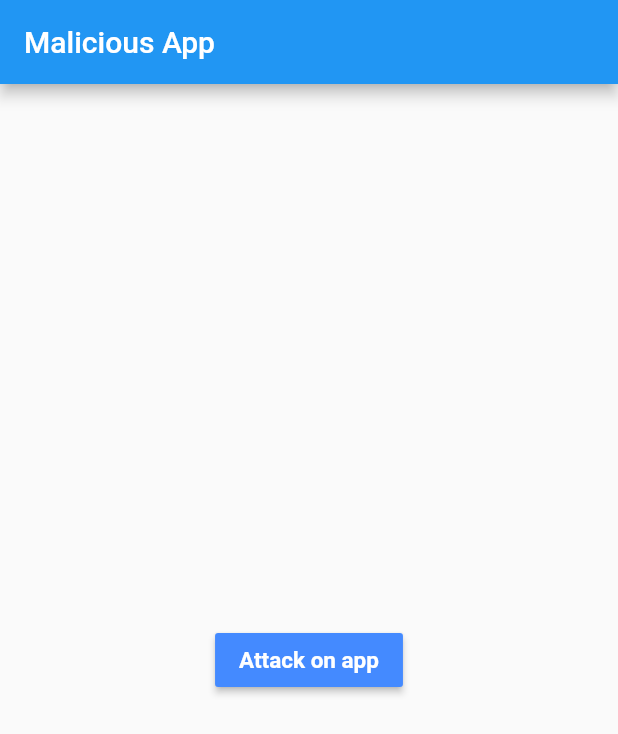
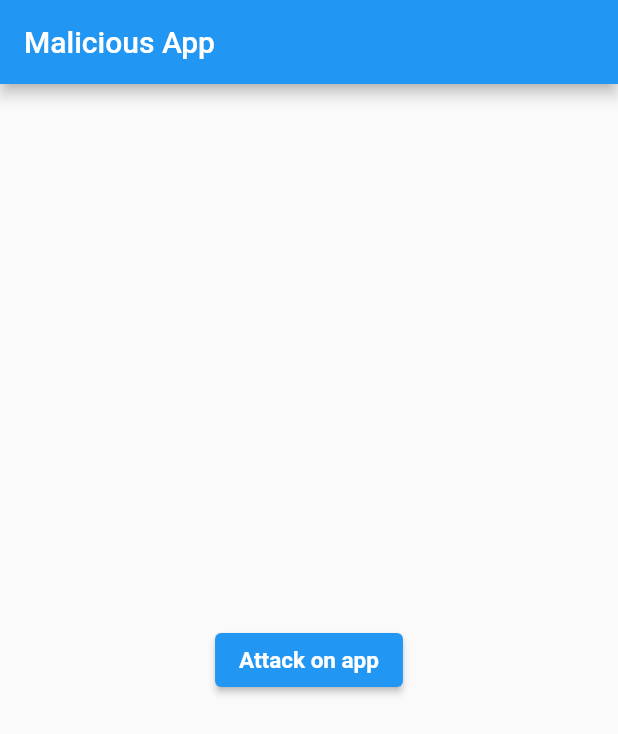
Before and after one commit to anuragkotwal/malicious_app, a Flutter app: the screen it shows after launch, on a phone screen of 412 x 824 dp. Shown: the top 734 px of the screen. Run offline on Flutter 3.47's test engine with Material 2 defaults, Android fonts, the phone set to English and light mode, and no system bars; missing offline and left inert: android_intent, device_apps.

Commit message:
button fix

```diff
--- a/lib/main.dart
+++ b/lib/main.dart
@@ -32,7 +32,7 @@ class _HomePageState extends State<HomePage> {
       ),
       body: Container(
         child: Center(
-          child: RaisedButton(
+          child: ElevatedButton(
             child: Text(
               "Attack on app",
               style: TextStyle(
@@ -47,9 +47,7 @@ class _HomePageState extends State<HomePage> {
                 _openApp();
               else
                 showAlertDialog(context);
-              //_openLinkInGoogleChrome();
             },
-            color: Colors.blueAccent,
           ),
         ),
       ),
@@ -58,8 +56,8 @@ class _HomePageState extends State<HomePage> {
 }
 
 showAlertDialog(BuildContext context) {
-  Widget okButton = FlatButton(
-    child: Text("OK"),
+  Widget okButton = TextButton(
+    child: Text("Ok"),
     onPressed: () {
       Navigator.of(context).pop();
     },
```
Also changed, not shown: pubspec.lock.
